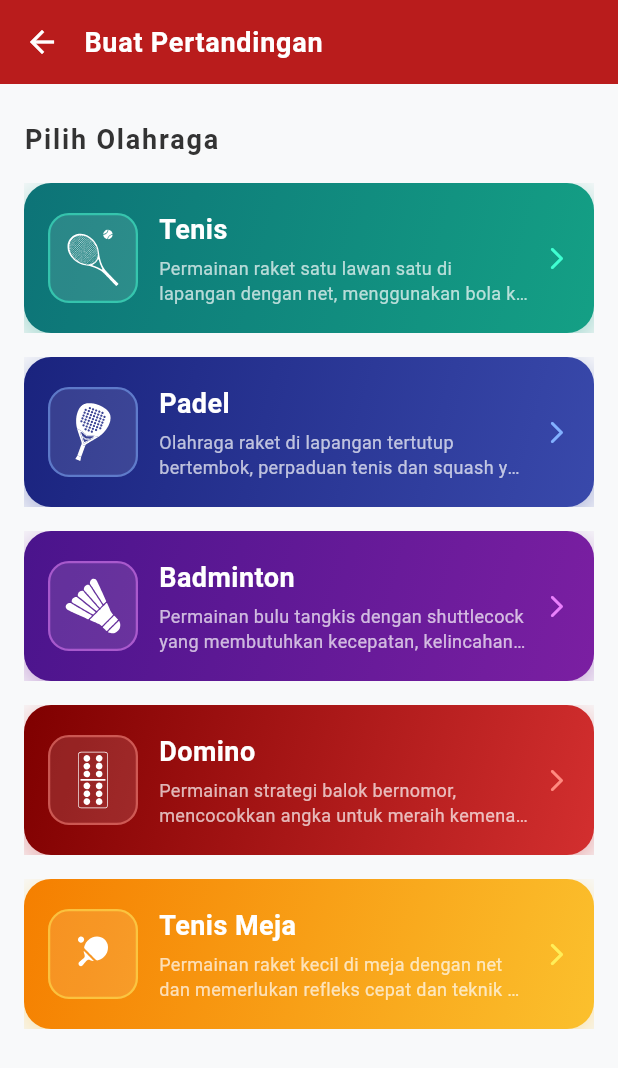
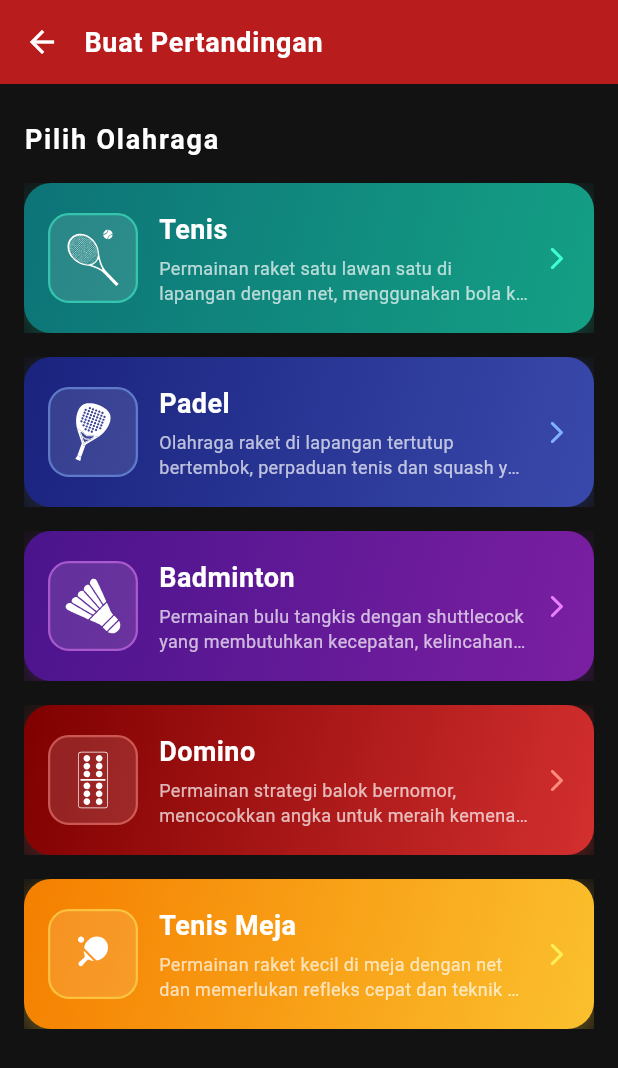
Before and after one commit to fajricpaix/scoreboard, a Flutter app: the CreateMatchPage screen opened directly, on a phone screen of 412 x 824 dp. Shown: the top 1068 px of the screen. Run offline on Flutter 3.47's test engine with Material 3 defaults, Android fonts, the phone set to English and light mode, and no system bars; our stand-ins replace flutter_svg, google_mobile_ads, share_plus; network calls fail.

Commit message:
change to dark mode

```diff
--- a/lib/theme/index.dart
+++ b/lib/theme/index.dart
@@ -2,5 +2,5 @@ import 'package:flutter/material.dart';
 
 const Color primaryColor = Color(0xFFB91C1C);
 const Color secondaryColor = Color(0xFFFFB300);
-const Color backgroundColor = Color(0xFFF8F9FA);
-const Color textColor = Color(0xFF333333);
+const Color backgroundColor = Color(0xFF121212);
+const Color textColor = Color(0xFFFFFFFF);
```
